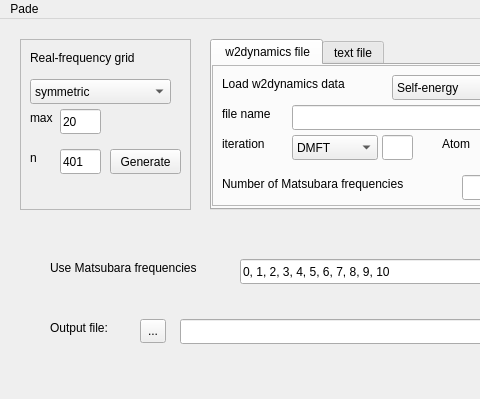
Qt form gui/pade_ui.ui (josefkaufmann/ana_cont) before a commit; both pictures show x 0 to 480 and y 0 to 399 of the 800 by 399 pixel window.
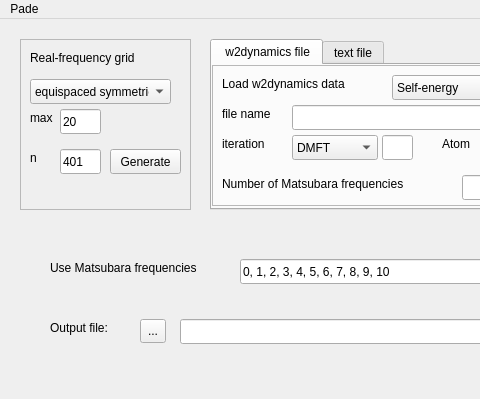
The same form after that commit.

Diff of the .ui file:
```diff
--- a/gui/pade_ui.ui
+++ b/gui/pade_ui.ui
@@ -88,7 +88,7 @@
      </property>
      <item>
       <property name="text">
-       <string>symmetric</string>
+       <string>equispaced symmetric</string>
       </property>
      </item>
      <item>
```
Left out of the diff: 2 changed lines with no effect on the pictures.
